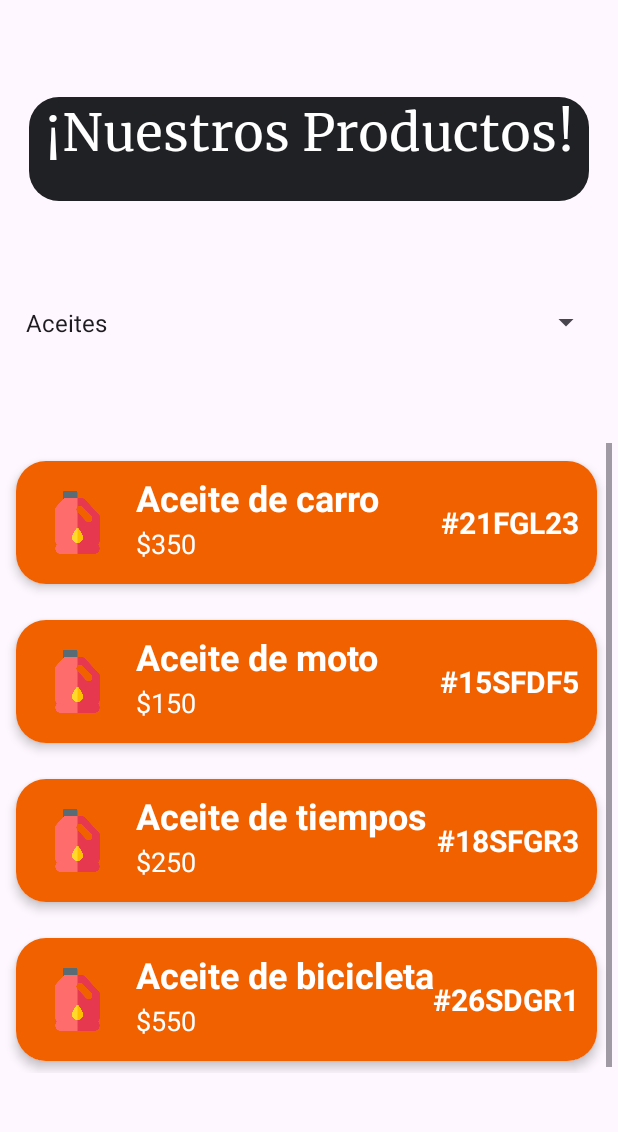
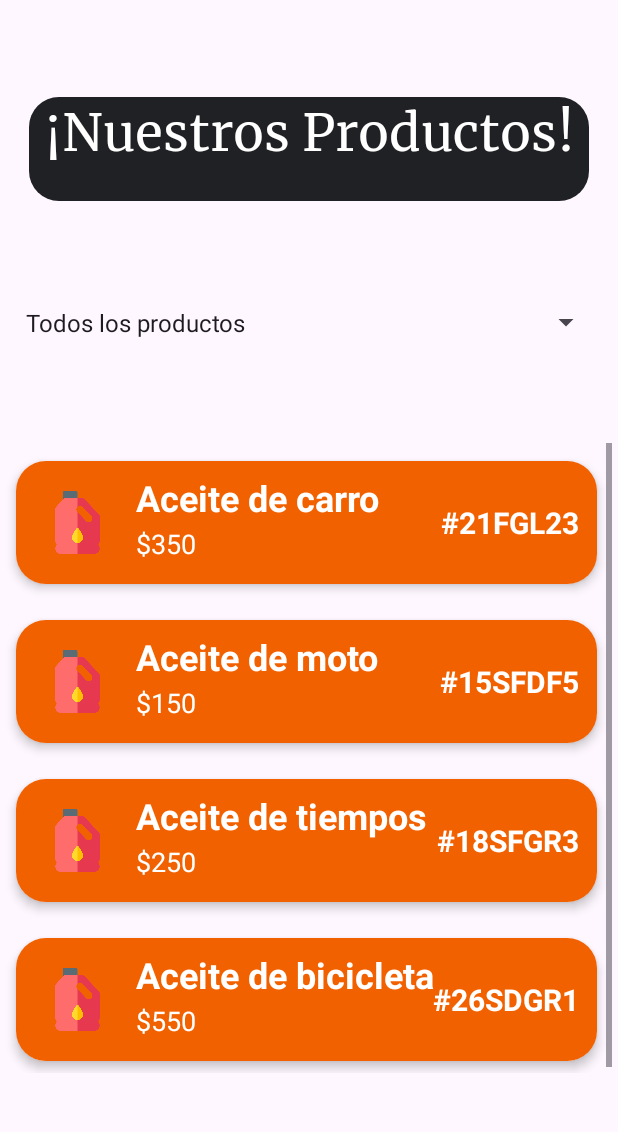
Before and after one commit to FerchoChainz/Refamovil_App, an Android app: the fragment ProductosFragment placed in its activity, in the side drawer, after a tap on "Productos", on a phone screen of 412 x 824 dp, the part 84-1216 px from its top. Run offline under Robolectric (Android 15) with nearby library versions, the light colour scheme and no system bars.

Commit message:
Dinamic Spinner using arraylist

```diff
--- a/app/src/main/java/com/example/refamovil/adapters/ListAdapter.java
+++ b/app/src/main/java/com/example/refamovil/adapters/ListAdapter.java
@@ -19,10 +19,17 @@ public class ListAdapter extends RecyclerView.Adapter<ListAdapter.ViewHolder> {
     private LayoutInflater layoutInflater;
     private Context context;
 
-    public ListAdapter(List<ListElement> itemList, Context context){
+    private ListAdapter.OnItemClickListener listener;
+
+    public interface  OnItemClickListener{
+        void onItemClick(ListElement item);
+    }
+
+    public ListAdapter(List<ListElement> itemList, Context context ,  ListAdapter.OnItemClickListener listener){
         this.layoutInflater = LayoutInflater.from(context);
         this.context = context;
         this.mData = itemList;
+        this.listener = listener;
     }
 
     @Override
@@ -61,6 +68,12 @@ public class ListAdapter extends RecyclerView.Adapter<ListAdapter.ViewHolder> {
             nameProduct.setText(item.getNombreProducto());
             priceProduct.setText(item.getPrecio());
             codeProduct.setText(item.getCodigoProducto());
+            itemView.setOnClickListener(new View.OnClickListener() {
+                @Override
+                public void onClick(View view) {
+                    listener.onItemClick(item);
+                }
+            });
         }
     }
 }
--- a/app/src/main/java/com/example/refamovil/adapters/ListElement.java
+++ b/app/src/main/java/com/example/refamovil/adapters/ListElement.java
@@ -1,7 +1,9 @@
 package com.example.refamovil.adapters;
 
 
-public class ListElement {
+import java.io.Serializable;
+
+public class ListElement implements Serializable {
 
     //    public String color;
     public String nombreProducto;
--- a/app/src/main/java/com/example/refamovil/fragments/ProductosFragment.java
+++ b/app/src/main/java/com/example/refamovil/fragments/ProductosFragment.java
@@ -13,6 +13,7 @@ import android.view.ViewGroup;
 import android.widget.AdapterView;
 import android.widget.ArrayAdapter;
 import android.widget.Spinner;
+import android.widget.Toast;
 
 import com.example.refamovil.R;
 import com.example.refamovil.adapters.ListAdapter;
@@ -28,6 +29,7 @@ import java.util.List;
  */
 public class ProductosFragment extends Fragment {
     List<ListElement> elements;
+    ListAdapter listAdapter;
 
     private static final String ARG_PARAM1 = "param1";
     private static final String ARG_PARAM2 = "param2";
@@ -65,15 +67,14 @@ public class ProductosFragment extends Fragment {
 
     public void init() {
         elements = new ArrayList<>();
-        elements.add(new ListElement("Aceite de carro", "$350", "#21FGL23"));
-        elements.add(new ListElement("Aceite de moto", "$150", "#15SFDF5"));
-        elements.add(new ListElement("Aceite de tiempos", "$250", "#18SFGR3"));
-        elements.add(new ListElement("Aceite de bicicleta", "$550", "#26SDGR1"));
-        elements.add(new ListElement("Aceite de motor", "$350", "#03SHRR9"));
-        elements.add(new ListElement("Aceite de maquinas", "$450", "#14SKBR6"));
+        setAllProducts();
 
-
-        ListAdapter listAdapter = new ListAdapter(elements, getContext());
+         listAdapter = new ListAdapter(elements, getContext(), new ListAdapter.OnItemClickListener() {
+            @Override
+            public void onItemClick(ListElement item) {
+                showMessageOnClick(item);
+            }
+        });
         RecyclerView recyclerView = getView().findViewById(R.id.list);
 
         if (recyclerView != null) {
@@ -83,6 +84,39 @@ public class ProductosFragment extends Fragment {
         } else {
             Log.e("TAG", "RecyclerView is null");
         }
+    }
+
+    public void showMessageOnClick(ListElement item){
+        Toast.makeText(getContext(), "Presionaste", Toast.LENGTH_SHORT).show();
+    }
+
+    public void setAllProducts() {
+        elements.clear();
+        elements.add(new ListElement("Aceite de carro", "$350", "#21FGL23"));
+        elements.add(new ListElement("Aceite de moto", "$150", "#15SFDF5"));
+        elements.add(new ListElement("Aceite de tiempos", "$250", "#18SFGR3"));
+        elements.add(new ListElement("Aceite de bicicleta", "$550", "#26SDGR1"));
+        elements.add(new ListElement("Aceite de motor", "$350", "#03SHRR9"));
+        elements.add(new ListElement("Aceite de maquinas", "$450", "#14SKBR6"));
+        elements.add(new ListElement("Autoparte 1", "$100", "#ABC123"));
+        elements.add(new ListElement("Autoparte 2", "$200", "#DEF456"));
+    }
+
+    public void setOnAceites() {
+        elements.clear();
+        elements.add(new ListElement("Aceite de carro", "$350", "#21FGL23"));
+        elements.add(new ListElement("Aceite de moto", "$150", "#15SFDF5"));
+        elements.add(new ListElement("Aceite de tiempos", "$250", "#18SFGR3"));
+        elements.add(new ListElement("Aceite de bicicleta", "$550", "#26SDGR1"));
+        elements.add(new ListElement("Aceite de motor", "$350", "#03SHRR9"));
+        elements.add(new ListElement("Aceite de maquinas", "$450", "#14SKBR6"));
+    }
+
+    public void setOnAutopartes() {
+        elements.clear();
+        elements.add(new ListElement("Autoparte 1", "$100", "#ABC123"));
+        elements.add(new ListElement("Autoparte 2", "$200", "#DEF456"));
+        // Agrega más elementos según sea necesario
     }
 
 
@@ -96,6 +130,7 @@ public class ProductosFragment extends Fragment {
 
         // Crear una lista de opciones para el Spinner
         List<String> opciones = new ArrayList<>();
+        opciones.add("Todos los productos");
         opciones.add("Aceites");
         opciones.add("Autopartes");
 
@@ -103,15 +138,21 @@ public class ProductosFragment extends Fragment {
         ArrayAdapter<String> adapter = new ArrayAdapter<>(requireContext(), android.R.layout.simple_spinner_item, opciones);
         adapter.setDropDownViewResource(android.R.layout.simple_spinner_dropdown_item);
 
-        // Asignar el adaptador al Spinner
         spinner.setAdapter(adapter);
-
-        // Manejar la selección del Spinner
         spinner.setOnItemSelectedListener(new AdapterView.OnItemSelectedListener() {
             @Override
             public void onItemSelected(AdapterView<?> parent, View view, int position, long id) {
                 String opcionSeleccionada = opciones.get(position);
-                // Realizar acciones con la opción seleccionada
+
+                if (opcionSeleccionada.equals("Aceites")) {
+                    setOnAceites();
+                } else if (opcionSeleccionada.equals("Autopartes")) {
+                    setOnAutopartes();
+                } else {
+                    setAllProducts();
+                }
+
+                listAdapter.notifyDataSetChanged();
             }
 
             @Override
--- a/app/src/main/res/drawable/rounded_background.xml
+++ b/app/src/main/res/drawable/rounded_background.xml
@@ -1,5 +1,5 @@
 <?xml version="1.0" encoding="utf-8"?>
 <shape xmlns:android="http://schemas.android.com/apk/res/android">
-    <solid android:color="#F26100" /> <!-- Cambia el color a tu preferencia -->
-    <corners android:radius="20dp" /> <!-- Cambia el valor según tus necesidades -->
+    <solid android:color="#F26100" />
+    <corners android:radius="20dp" />
 </shape>
```
Also changed, not shown: app/src/main/java/com/example/refamovil/fragments/BuscarProductosFragment.java (+11 -1 lines), app/src/main/java/com/example/refamovil/fragments/fragment_carrito.java (+13 -1 lines).
